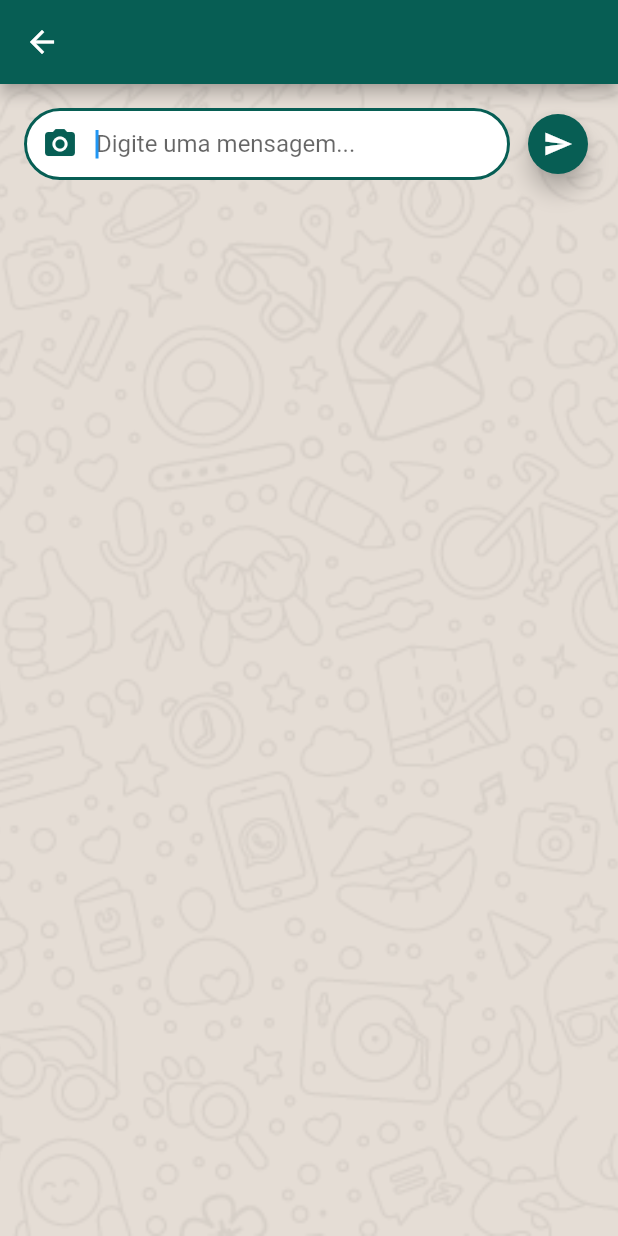
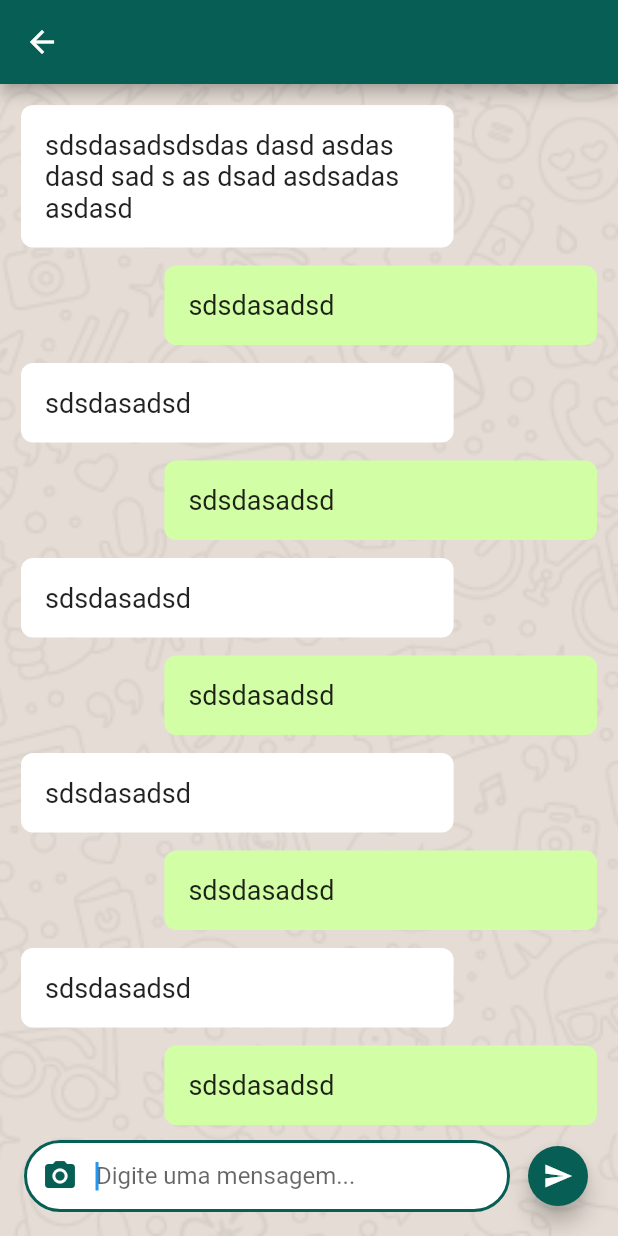
Before and after one commit to Mynameisjohndev/flutterStudying, a Flutter app: the ChatMessage screen opened by its route, on a phone screen of 412 x 824 dp. Run offline on Flutter 3.47's test engine with Material 2 defaults, Android fonts, the phone set to English and light mode, and no system bars; our stand-ins replace cloud_firestore, firebase_auth, firebase_core, firebase_storage, image_picker and 2 more; missing offline and left inert: cron, dart:ffi, workmanager; accounts and stored records are empty; network calls fail; project files that could hold a hidden picture were left out.

Commit message:
Showing messages

```diff
--- /dev/null
+++ b/whatsapp_clone/lib/conponents/ChatMessageList.dart
@@ -0,0 +1,45 @@
+import 'package:flutter/material.dart';
+
+class ChatMessageList extends StatefulWidget {
+  const ChatMessageList(this.messages, {super.key});
+  final List<String> messages;
+  @override
+  State<ChatMessageList> createState() => _ChatMessageListState();
+}
+
+class _ChatMessageListState extends State<ChatMessageList> {
+  @override
+  Widget build(BuildContext context) {
+    return Expanded(
+      child: ListView.builder(
+          itemCount: widget.messages.length,
+          itemBuilder: (context, index) {
+            var item = widget.messages[index];
+            double containerWidth = MediaQuery.of(context).size.width* 0.7;
+            Color mycolor = Color(0xffd2ffa5);
+            Alignment myAlignment = Alignment.centerRight;
+            if (index % 2 == 0) {
+              mycolor = Colors.white;
+              myAlignment = Alignment.centerLeft;
+            }
+            return Align(
+              alignment: myAlignment,
+              child: Padding(
+                padding: EdgeInsets.all(6),
+                child: Container(
+                  width: containerWidth,
+                  padding: EdgeInsets.all(16),
+                  decoration: BoxDecoration(
+                      color: mycolor,
+                      borderRadius: BorderRadius.all(Radius.circular(8))),
+                  child: Text(
+                    item,
+                    style: TextStyle(fontSize: 18),
+                  ),
+                ),
+              ),
+            );
+          }),
+    );
+  }
+}
--- /dev/null
+++ b/whatsapp_clone/lib/conponents/MessageTextField.dart
@@ -0,0 +1,57 @@
+import 'package:flutter/material.dart';
+
+class MessageTextField extends StatefulWidget {
+  const MessageTextField(
+      this.controllerMensagem, this.sendMessage, this.sendPhoto,
+      {super.key});
+  final TextEditingController controllerMensagem;
+  final Function() sendPhoto;
+  final Function() sendMessage;
+  @override
+  State<MessageTextField> createState() => _MessageTextFieldState();
+}
+
+class _MessageTextFieldState extends State<MessageTextField> {
+  @override
+  Widget build(BuildContext context) {
+    return Container(
+      padding: EdgeInsets.all(8),
+      child: Row(
+        children: <Widget>[
+          Expanded(
+            child: Padding(
+              padding: EdgeInsets.only(right: 8),
+              child: TextField(
+                controller: widget.controllerMensagem,
+                autofocus: true,
+                keyboardType: TextInputType.text,
+                style: TextStyle(fontSize: 16),
+                decoration: InputDecoration(
+                    contentPadding: EdgeInsets.fromLTRB(0, 8, 32, 8),
+                    hintText: "Digite uma mensagem...",
+                    filled: true,
+                    fillColor: Colors.white,
+                    focusedBorder: OutlineInputBorder(
+                        borderSide:
+                            BorderSide(width: 2, color: Color(0xff075E54)),
+                        borderRadius: BorderRadius.circular(32)),
+                    border: OutlineInputBorder(
+                        borderRadius: BorderRadius.circular(32)),
+                    prefixIcon: IconButton(
+                        icon: Icon(Icons.camera_alt, color: Color(0xff075E54)),
+                        onPressed: widget.sendPhoto)),
+              ),
+            ),
+          ),
+          FloatingActionButton(
+              backgroundColor: Color(0xff075E54),
+              child: Icon(Icons.send, color: Colors.white, size: 20),
+              mini: true,
+              onPressed: widget.sendMessage
+
+              )
+        ],
+      ),
+    );
+  }
+}
--- a/whatsapp_clone/lib/screens/chatMessage.dart
+++ b/whatsapp_clone/lib/screens/chatMessage.dart
@@ -1,5 +1,9 @@
 import 'package:flutter/material.dart';
+import 'package:whatsapp_clone/conponents/ChatMessageList.dart';
+import 'package:whatsapp_clone/conponents/MessageTextField.dart';
 import 'package:whatsapp_clone/model/User.dart';
+
+import '../model/Chat.dart';
 
 class ChatMessage extends StatefulWidget {
   ChatMessage( this.user, { super.key});
@@ -10,62 +14,33 @@ class ChatMessage extends StatefulWidget {
 
 class _ChatMessageState extends State<ChatMessage> {
 
-  final TextEditingController _controllerMensagem = TextEditingController();
+  final TextEditingController controllerMensagem = TextEditingController();
+  List<String> messages = [
+    "sdsdasadsdsdas dasd asdas dasd sad s as dsad asdsadas asdasd",
+    "sdsdasadsd",
+    "sdsdasadsd",
+    "sdsdasadsd",
+    "sdsdasadsd",
+    "sdsdasadsd",
+    "sdsdasadsd",
+    "sdsdasadsd",
+    "sdsdasadsd",
+    "sdsdasadsd",
+    "sdsdasadsd",
+    "sdsdasadsd",
+  ];
 
-  _enviarMensagem(){
-
+  sendMessage(){
+    print("message");
   }
 
-  _enviarFoto(){
-
+  sendPhoto(){
+    print("photo");
   }
-
-
 
 
   @override
   Widget build(BuildContext context) {
-
-    var messsageTextField = Container(
-      padding: EdgeInsets.all(8),
-      child: Row(
-        children: <Widget>[
-          Expanded(
-            child: Padding(
-                padding: EdgeInsets.only(right: 8),
-              child: TextField(
-                controller: _controllerMensagem,
-                autofocus: true,
-                keyboardType: TextInputType.text,
-                style: TextStyle(fontSize: 16),
-                decoration: InputDecoration(
-                    contentPadding: EdgeInsets.fromLTRB(0, 8, 32, 8),
-                    hintText: "Digite uma mensagem...",
-                    filled: true,
-                    fillColor: Colors.white,
-                    focusedBorder: OutlineInputBorder(
-                  borderSide: BorderSide(width: 2, color: Color(0xff075E54)),
-                  borderRadius: BorderRadius.circular(32)),
-                    border: OutlineInputBorder(
-                        borderRadius: BorderRadius.circular(32)
-                    ),
-                    prefixIcon: IconButton(
-                        icon: Icon(Icons.camera_alt, color: Color(0xff075E54)),
-                        onPressed: _enviarFoto
-                    )
-                ),
-              ),
-            ),
-          ),
-          FloatingActionButton(
-            backgroundColor: Color(0xff075E54),
-            child: Icon(Icons.send, color: Colors.white, size: 20),
-            mini: true,
-            onPressed: _enviarMensagem,
-          )
-        ],
-      ),
-    );
 
     return Scaffold(
       appBar: AppBar(
@@ -85,7 +60,8 @@ class _ChatMessageState extends State<ChatMessage> {
             padding: EdgeInsets.all(8),
             child: Column(
               children: <Widget>[
-                messsageTextField
+                ChatMessageList(messages),
+                MessageTextField(controllerMensagem, sendMessage, sendPhoto),
               ],
             ),
           )
```
